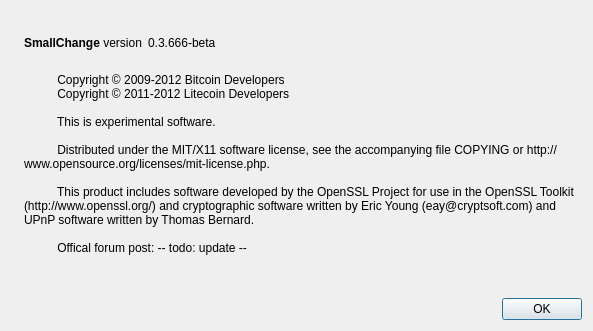
The window that src/qt/forms/aboutdialog.ui (tibcoin/test) describes before a commit, drawn with Qt 5.
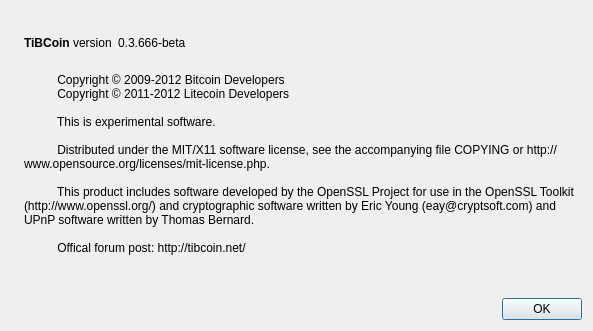
The same window after the commit. Icons and pictures are not drawn.

Diff of the .ui file:
```diff
--- a/src/qt/forms/aboutdialog.ui
+++ b/src/qt/forms/aboutdialog.ui
@@ -50,7 +50,7 @@
           <cursorShape>IBeamCursor</cursorShape>
          </property>
          <property name="text">
-          <string>&lt;b&gt;SmallChange&lt;/b&gt; version</string>
+          <string>&lt;b&gt;TiBCoin&lt;/b&gt; version</string>
          </property>
          <property name="textInteractionFlags">
           <set>Qt::LinksAccessibleByMouse|Qt::TextSelectableByKeyboard|Qt::TextSelectableByMouse</set>
@@ -104,7 +104,7 @@
 
           This product includes software developed by the OpenSSL Project for use in the OpenSSL Toolkit (http://www.openssl.org/) and cryptographic software written by Eric Young (eay@cryptsoft.com) and UPnP software written by Thomas Bernard.
 
-          Offical forum post: -- todo: update --
+          Offical forum post: http://tibcoin.net/
         </string>
        </property>
        <property name="wordWrap">
```
Left out of the diff: 2 changed lines with no effect on the pictures.
